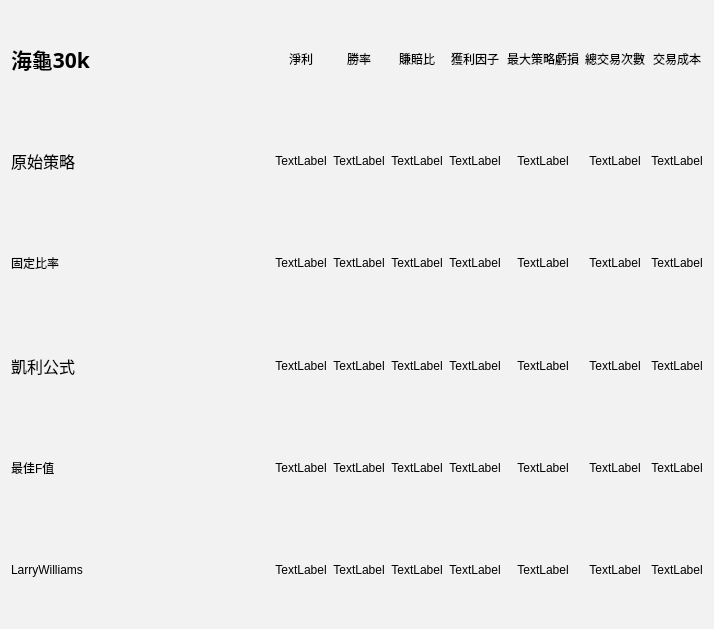
Before: the Qt Designer form Read_txt_UI.ui in allen93075/Winner, drawn with Qt 5.
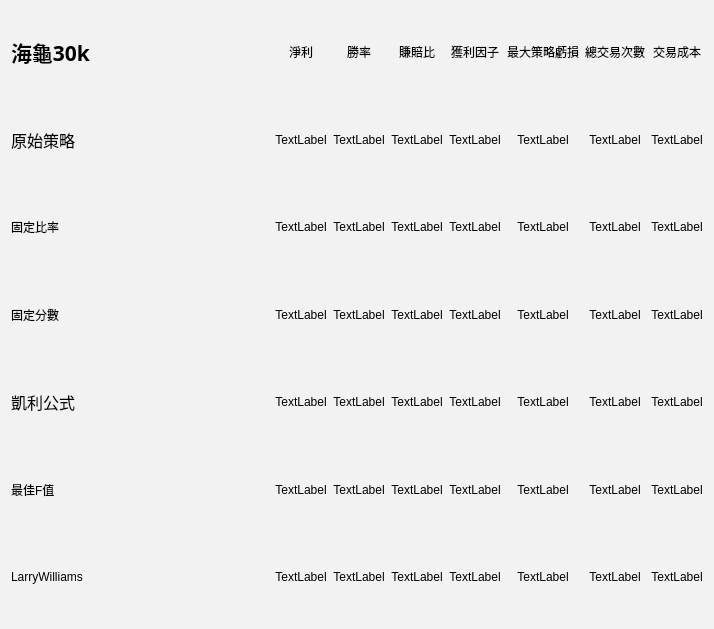
After: the same form once the commit is applied.

```diff
--- a/Read_txt_UI.ui
+++ b/Read_txt_UI.ui
@@ -68,6 +68,13 @@
          </property>
         </widget>
        </item>
+       <item>
+        <widget class="QLabel" name="label_8">
+         <property name="text">
+          <string>固定分數</string>
+         </property>
+        </widget>
+       </item>
        <item>
         <widget class="QLabel" name="label_10">
          <property name="font">
@@ -131,6 +138,16 @@
            </property>
           </widget>
          </item>
+         <item>
+          <widget class="QLabel" name="fixfraction1">
+           <property name="text">
+            <string>TextLabel</string>
+           </property>
+           <property name="alignment">
+            <set>Qt::AlignCenter</set>
+           </property>
+          </widget>
+         </item>
          <item>
           <widget class="QLabel" name="kelly1">
            <property name="text">
@@ -195,6 +212,16 @@
            </property>
           </widget>
          </item>
+         <item>
+          <widget class="QLabel" name="fixfraction2">
+           <property name="text">
+            <string>TextLabel</string>
+           </property>
+           <property name="alignment">
+            <set>Qt::AlignCenter</set>
+           </property>
+          </widget>
+         </item>
          <item>
           <widget class="QLabel" name="kelly2">
            <property name="text">
@@ -259,6 +286,16 @@
            </property>
           </widget>
          </item>
+         <item>
+          <widget class="QLabel" name="fixfraction3">
+           <property name="text">
+            <string>TextLabel</string>
+           </property>
+           <property name="alignment">
+            <set>Qt::AlignCenter</set>
+           </property>
+          </widget>
+         </item>
          <item>
           <widget class="QLabel" name="kelly3">
            <property name="text">
@@ -323,6 +360,16 @@
            </property>
           </widget>
          </item>
+         <item>
+          <widget class="QLabel" name="fixfraction4">
+           <property name="text">
+            <string>TextLabel</string>
+           </property>
+           <property name="alignment">
+            <set>Qt::AlignCenter</set>
+           </property>
+          </widget>
+         </item>
          <item>
           <widget class="QLabel" name="kelly4">
            <property name="text">
@@ -387,6 +434,16 @@
            </property>
           </widget>
          </item>
+         <item>
+          <widget class="QLabel" name="fixfraction5">
+           <property name="text">
+            <string>TextLabel</string>
+           </property>
+           <property name="alignment">
+            <set>Qt::AlignCenter</set>
+           </property>
+          </widget>
+         </item>
          <item>
           <widget class="QLabel" name="kelly5">
            <property name="text">
@@ -451,6 +508,16 @@
            </property>
           </widget>
          </item>
+         <item>
+          <widget class="QLabel" name="fixfraction6">
+           <property name="text">
+            <string>TextLabel</string>
+           </property>
+           <property name="alignment">
+            <set>Qt::AlignCenter</set>
+           </property>
+          </widget>
+         </item>
          <item>
           <widget class="QLabel" name="kelly6">
            <property name="text">
@@ -515,6 +582,16 @@
            </property>
           </widget>
          </item>
+         <item>
+          <widget class="QLabel" name="fixfraction7">
+           <property name="text">
+            <string>TextLabel</string>
+           </property>
+           <property name="alignment">
+            <set>Qt::AlignCenter</set>
+           </property>
+          </widget>
+         </item>
          <item>
           <widget class="QLabel" name="kelly7">
            <property name="text">
```
